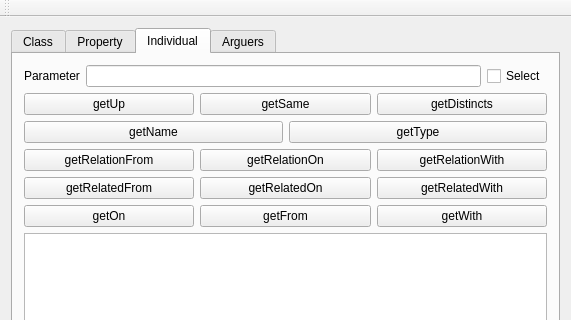
Old version of the form ui/ontologui.ui in the repository sarthou/ontologenius; both pictures show x 0 to 571 and y 0 to 320 of the 571 by 585 pixel window.
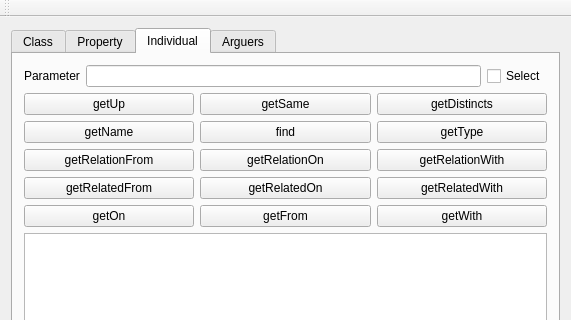
New version of the form. Custom widgets are drawn as their Qt base class.

Commit message: [UPDATE] add find query for individualsx

The edit to the form file:
```diff
--- a/ui/ontologui.ui
+++ b/ui/ontologui.ui
@@ -310,6 +310,19 @@
             </property>
            </widget>
           </item>
+          <item>
+           <widget class="QPushButtonExtended" name="Individual_find">
+            <property name="cursor">
+             <cursorShape>PointingHandCursor</cursorShape>
+            </property>
+            <property name="whatsThis">
+             <string>&lt;html&gt;&lt;head/&gt;&lt;body&gt;&lt;p&gt;&lt;span style=&quot; font-weight:600; font-style:italic;&quot;&gt;find&lt;/span&gt; will give you all the individuals with the label given in parameter&lt;br/&gt;&lt;/p&gt;&lt;p&gt;Command line:&lt;/p&gt;&lt;p&gt;&lt;span style=&quot; font-family:'monospace';&quot;&gt;$ rosservice call /ontoloGenius/individual &amp;quot;{param: 'cube1', action: 'find'}&amp;quot;&lt;/span&gt;&lt;/p&gt;&lt;/body&gt;&lt;/html&gt;</string>
+            </property>
+            <property name="text">
+             <string>find</string>
+            </property>
+           </widget>
+          </item>
           <item>
            <widget class="QPushButtonExtended" name="Individual_getType">
             <property name="cursor">
```
The commit also changes 4 other files.
